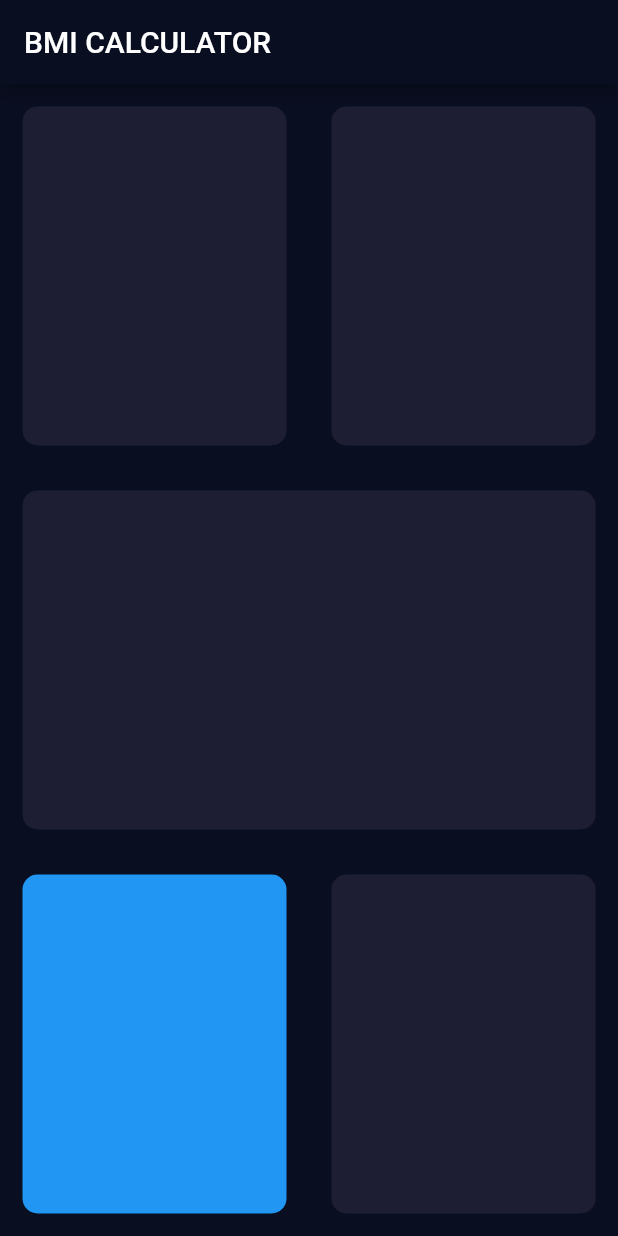
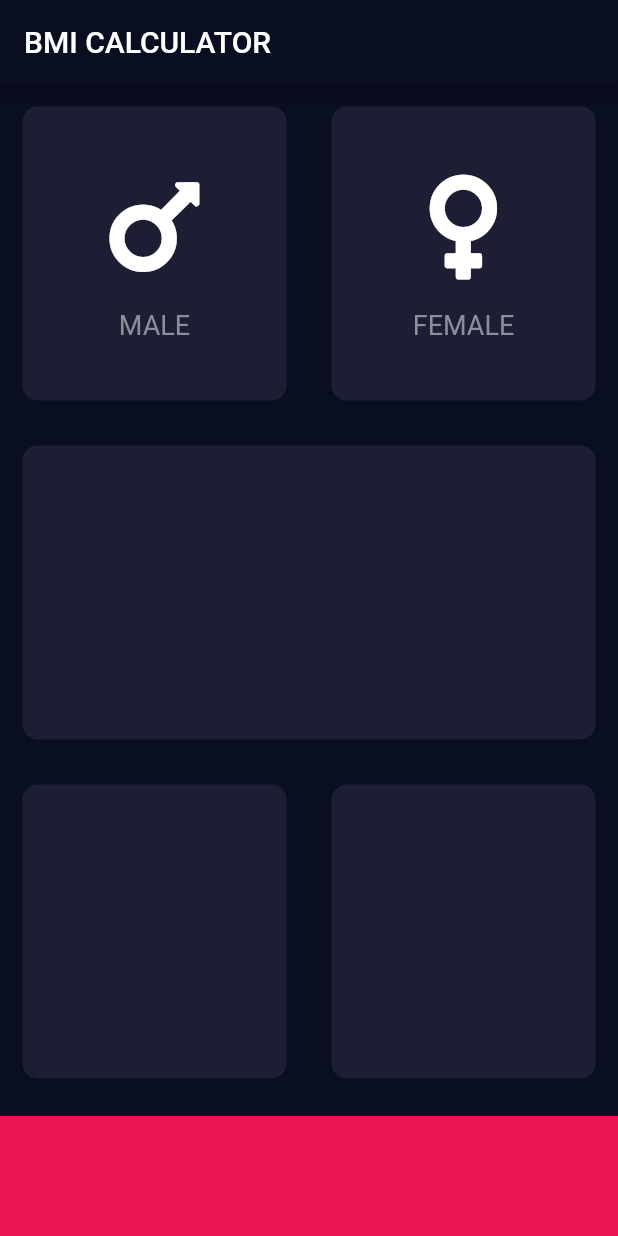
Before and after one commit to whisping/flutter-bmi-calculator, a Flutter app: the screen it shows after launch, on a phone screen of 412 x 824 dp. Run offline on Flutter 3.47's test engine with Material 2 defaults, Android fonts, the phone set to English and light mode, and no system bars; our stand-ins replace font_awesome_flutter.

Commit message:
custom widgets in separate files

```diff
--- a/lib/input_page.dart
+++ b/lib/input_page.dart
@@ -1,4 +1,11 @@
 import 'package:flutter/material.dart';
+import 'package:font_awesome_flutter/font_awesome_flutter.dart';
+import 'maleFemaleWidget.dart';
+import 'reusableCard.dart';
+
+const bottomContainerHeight = 80.0;
+const basicWidgetColor = Color(0xFF1D1E33);
+const bottomContainerColor = Color(0xFFEB1555);
 
 class InputPage extends StatefulWidget {
   @override
@@ -18,46 +25,47 @@ class _InputPageState extends State<InputPage> {
             child: Row(
               children: <Widget>[
                 Expanded(
-                  child: ReusableCard(colour: Color(0xFF1D1E33),),
+                  child: ReusableCard(
+                    colour: basicWidgetColor,
+                    cardChild: MaleFemaleWidget(
+                        text: 'MALE',
+                        icon: FontAwesomeIcons.mars
+                    ),
+                  ),
                 ),
                 Expanded(
-                  child: ReusableCard(colour: Color(0xFF1D1E33),),
+                  child: ReusableCard(
+                    colour: basicWidgetColor,
+                    cardChild: MaleFemaleWidget(
+                        text: 'FEMALE',
+                        icon: FontAwesomeIcons.venus
+                    ),
+                  ),
                 ),
               ],
             ),
           ),
-          Expanded(child: ReusableCard(colour: Color(0xFF1D1E33),),),
+          Expanded(child: ReusableCard(colour: basicWidgetColor,),),
           Expanded(
             child: Row(
               children: <Widget>[
                 Expanded(
-                  child: ReusableCard(colour: Colors.blue,),
+                  child: ReusableCard(colour: basicWidgetColor,),
                 ),
                 Expanded(
-                  child: ReusableCard(colour: Color(0xFF1D1E33),),
+                  child: ReusableCard(colour: basicWidgetColor,),
                 ),
               ],
             ),
+          ),
+          Container(
+            color: bottomContainerColor,
+            margin: EdgeInsets.only(top: 10),
+            width: double.infinity,
+            height: bottomContainerHeight,
           ),
         ],
       ),
     );
   }
 }
-
-class ReusableCard extends StatelessWidget {
-  ReusableCard({@required this.colour});
-
-  final Color colour;
-
-  @override
-  Widget build(BuildContext context) {
-    return Container(
-      margin: EdgeInsets.all(15),
-      decoration: BoxDecoration(
-        borderRadius: BorderRadius.circular(10),
-        color: colour,
-      ),
-    );
-  }
-}
--- /dev/null
+++ b/lib/maleFemaleWidget.dart
@@ -0,0 +1,31 @@
+import 'package:flutter/material.dart';
+
+class MaleFemaleWidget extends StatelessWidget {
+  MaleFemaleWidget({@required this.text, @required this.icon});
+
+  final String text;
+  final IconData icon;
+
+  @override
+  Widget build(BuildContext context) {
+    return Column(
+      mainAxisAlignment: MainAxisAlignment.center,
+      children: <Widget>[
+        Icon(
+          icon,
+          size: 80,
+        ),
+        SizedBox(
+          height: 15,
+        ),
+        Text(
+          text,
+          style: TextStyle(
+            fontSize: 18,
+            color: Color(0xFF8D8E98),
+          ),
+        )
+      ],
+    );
+  }
+}
--- /dev/null
+++ b/lib/reusableCard.dart
@@ -0,0 +1,20 @@
+import 'package:flutter/material.dart';
+
+class ReusableCard extends StatelessWidget {
+  ReusableCard({@required this.colour, this.cardChild});
+
+  final Color colour;
+  final Widget cardChild;
+
+  @override
+  Widget build(BuildContext context) {
+    return Container(
+      child: cardChild,
+      margin: EdgeInsets.all(15),
+      decoration: BoxDecoration(
+        borderRadius: BorderRadius.circular(10),
+        color: colour,
+      ),
+    );
+  }
+}
--- a/pubspec.yaml
+++ b/pubspec.yaml
@@ -11,6 +11,7 @@ dependencies:
     sdk: flutter
 
   cupertino_icons: ^0.1.2
+  font_awesome_flutter: ^8.4.0
 
 dev_dependencies:
   flutter_test:
```
